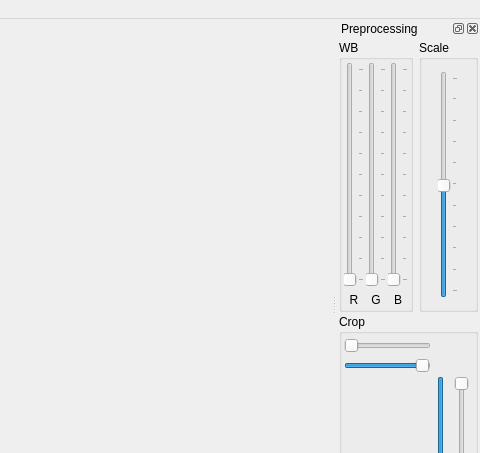
Before: the Qt Designer form mainwindow.ui in ziman/leveler, drawn with Qt 5; both pictures show x 303 to 783 and y 0 to 453 of the 783 by 677 pixel window.
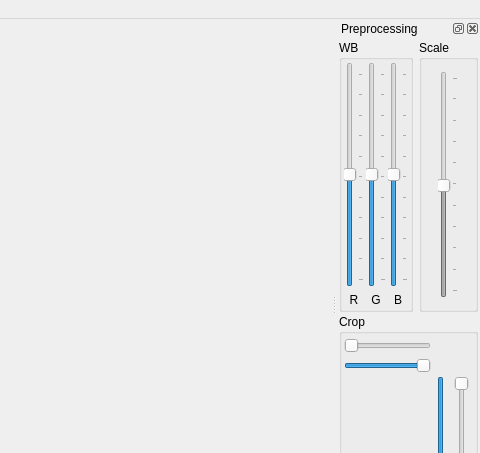
After: the same form once the commit is applied. Icons and pictures are not drawn. Custom widgets are drawn as their Qt base class.

Commit message: Better ranges for sliders.

What changed in the file:
```diff
--- a/mainwindow.ui
+++ b/mainwindow.ui
@@ -159,7 +159,10 @@
             <item>
              <widget class="QSlider" name="cbRed">
               <property name="maximum">
-               <number>1000</number>
+               <number>1024</number>
+              </property>
+              <property name="value">
+               <number>512</number>
               </property>
               <property name="orientation">
                <enum>Qt::Vertical</enum>
@@ -189,7 +192,10 @@
             <item>
              <widget class="QSlider" name="cbGreen">
               <property name="maximum">
-               <number>1000</number>
+               <number>1024</number>
+              </property>
+              <property name="value">
+               <number>512</number>
               </property>
               <property name="orientation">
                <enum>Qt::Vertical</enum>
@@ -219,7 +225,10 @@
             <item>
              <widget class="QSlider" name="cbBlue">
               <property name="maximum">
-               <number>1000</number>
+               <number>1024</number>
+              </property>
+              <property name="value">
+               <number>512</number>
               </property>
               <property name="orientation">
                <enum>Qt::Vertical</enum>
@@ -249,12 +258,18 @@
        </item>
        <item>
         <widget class="QGroupBox" name="groupBox_3">
+         <property name="enabled">
+          <bool>true</bool>
+         </property>
          <property name="title">
           <string>Scale</string>
          </property>
          <layout class="QHBoxLayout" name="horizontalLayout_3">
           <item>
            <widget class="QSlider" name="verticalSlider">
+            <property name="enabled">
+             <bool>false</bool>
+            </property>
             <property name="minimum">
              <number>1</number>
             </property>
@@ -324,13 +339,13 @@
         <item row="1" column="0">
          <widget class="QSlider" name="scaleHHi">
           <property name="minimum">
-           <number>1</number>
+           <number>0</number>
           </property>
           <property name="maximum">
-           <number>100</number>
+           <number>256</number>
           </property>
           <property name="value">
-           <number>99</number>
+           <number>256</number>
           </property>
           <property name="orientation">
            <enum>Qt::Horizontal</enum>
```
Left out of the diff: 11 changed lines with no effect on the pictures. The commit also changes 1 other file.
